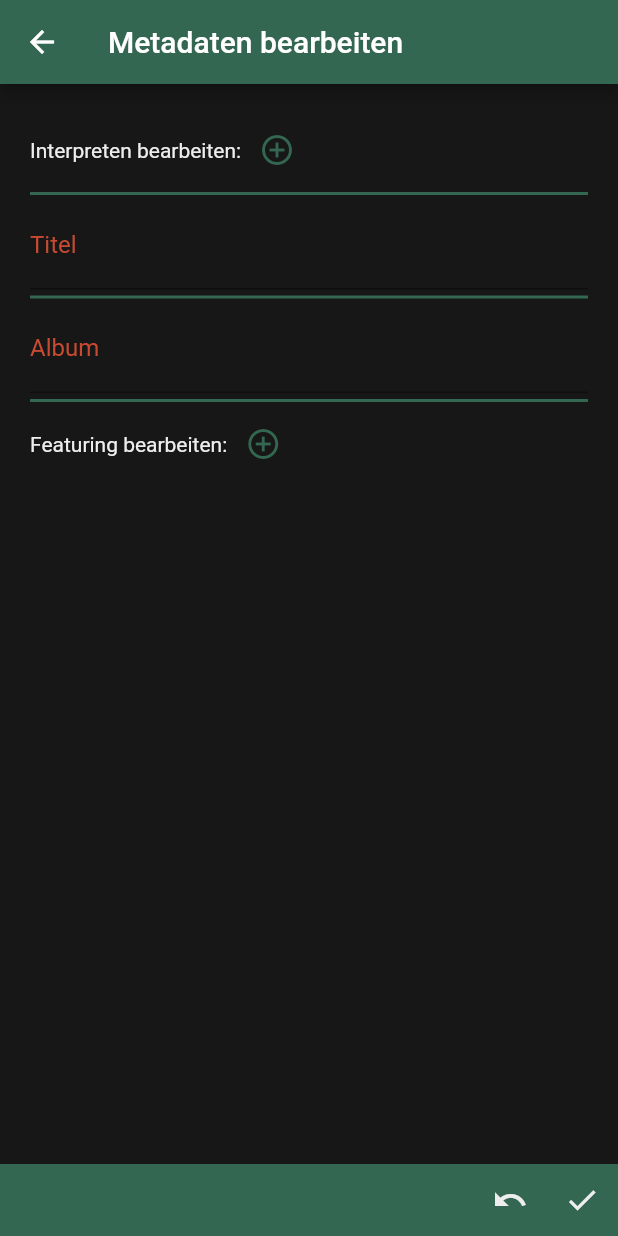
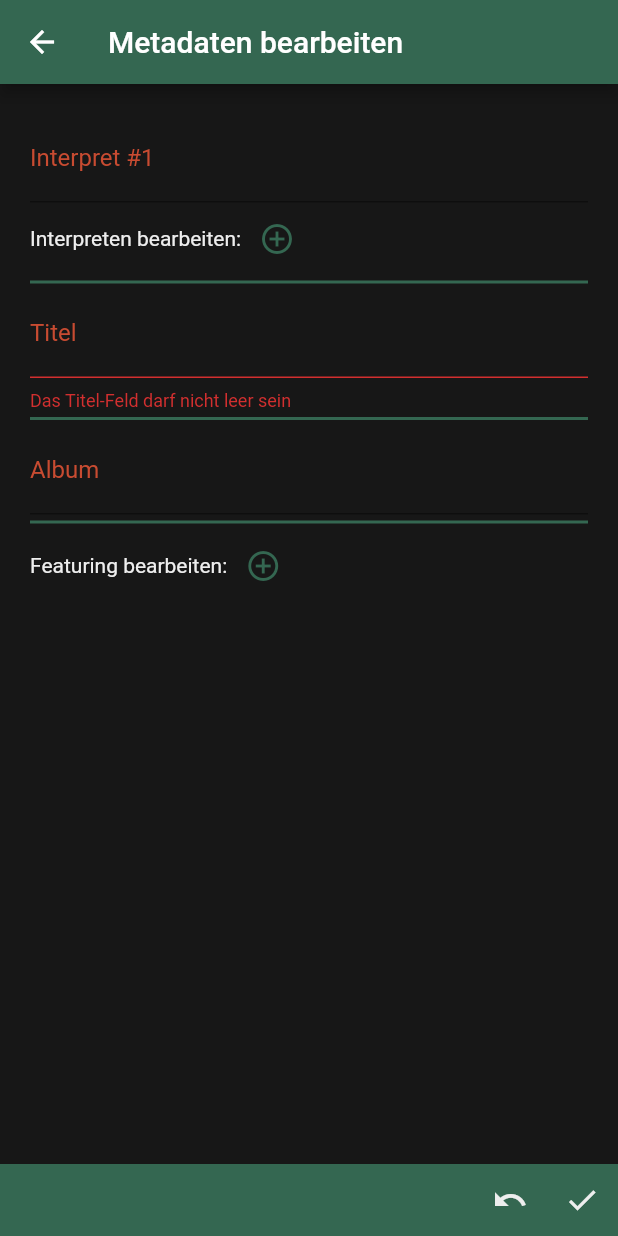
Before and after one commit to xXNicksdaXx/selfradio_v1, a Flutter app: the EditScreen screen opened directly with empty values, on a phone screen of 412 x 824 dp. Run offline on Flutter 3.47's test engine with Material 2 defaults, Android fonts, the phone set to English and light mode, and no system bars; drawn by our look-alikes of flutter_form_builder; our stand-ins replace audio_service, audio_video_progress_bar, cloud_firestore, file_picker, firebase_core, firebase_storage and 3 more; missing offline and left inert: id3; accounts and stored records are empty; network calls fail.

Commit message:
Hot fix + removed not working dependencies + new form fields

```diff
--- a/lib/screens/upload_song/edit_song_screen.dart
+++ b/lib/screens/upload_song/edit_song_screen.dart
@@ -1,6 +1,4 @@
 import 'package:flutter/material.dart';
-import 'package:flutter_form_builder/flutter_form_builder.dart';
-import 'package:form_builder_validators/form_builder_validators.dart';
 
 import '../../constants.dart';
 import '../../entities/dto/song_dto.dart';
@@ -17,64 +15,25 @@ class EditScreen extends StatefulWidget {
 }
 
 class _EditScreenState extends State<EditScreen> {
-  final formKey = GlobalKey<FormBuilderState>();
-  List<Widget> artistFieldList = <Widget>[];
-  List<Widget> featFieldList = <Widget>[];
+  final _formKey = GlobalKey<FormState>();
 
-  int artists = 0;
-  int feat = 0;
+  String title = "";
+  String album = "";
+  List<String> artistFieldList = <String>[];
+  List<String> featFieldList = <String>[];
 
   @override
   void initState() {
     super.initState();
-    for (int i = 0; i < widget.song.artists.length; i++) {
-      _createArtistForm(i);
+    title = widget.song.title;
+    album = widget.song.album;
+    artistFieldList.addAll(widget.song.artists);
+    if (artistFieldList.isEmpty) {
+      artistFieldList.add("");
     }
     if (widget.song.feat != null) {
-      for (int i = 0; i < widget.song.feat!.length; i++) {
-        _createFeatForm(i);
+      featFieldList.addAll(widget.song.feat!);
     }
-    }
-  }
-
-  void _createArtistForm(int i) {
-    artists++;
-    final String initialValue;
-    i >= 0 ? initialValue = widget.song.artists[i] : initialValue = '';
-    final form = FormBuilderTextField(
-      name: 'artist$artists',
-      autovalidateMode: AutovalidateMode.always,
-      controller: TextEditingController(text: initialValue),
-      decoration: InputDecoration(
-        labelText: 'Interpret #$artists',
-        labelStyle: const TextStyle(color: kSecondaryColor),
-      ),
-      validator: FormBuilderValidators.required(
-          errorText: 'Das Interpret-Feld darf nicht leer sein!'),
-    );
-    setState(() {
-      artistFieldList.add(form);
-    });
-  }
-
-  void _createFeatForm(int i) {
-    feat++;
-    final String initialValue;
-    i >= 0 ? initialValue = widget.song.feat![i] : initialValue = '';
-    final form = FormBuilderTextField(
-      name: 'feat$feat',
-      autovalidateMode: AutovalidateMode.always,
-      controller: TextEditingController(text: initialValue),
-      decoration: InputDecoration(
-        labelText: 'Featuring #$feat',
-        labelStyle: const TextStyle(color: kSecondaryColor),
-      ),
-      validator: FormBuilderValidators.required(
-          errorText: 'Das Feat-Feld darf nicht leer sein!'),
-    );
-    setState(() {
-      featFieldList.add(form);
-    });
   }
 
   @override
@@ -93,72 +52,130 @@ class _EditScreenState extends State<EditScreen> {
     return SingleChildScrollView(
       child: Padding(
         padding: const EdgeInsets.all(kDefaultPadding),
-        child: FormBuilder(
-          key: formKey,
-          autovalidateMode: AutovalidateMode.disabled,
+        child: Form(
+          key: _formKey,
           child: Column(
+            crossAxisAlignment: CrossAxisAlignment.start,
+            children: [
+              Column(
+                crossAxisAlignment: CrossAxisAlignment.start,
                 children: [
                   ListView.builder(
                     shrinkWrap: true,
-                  itemCount: artists,
-                  itemBuilder: (context, index) {
-                    return artistFieldList[index];
-                  }),
+                    physics: const NeverScrollableScrollPhysics(),
+                    itemCount: artistFieldList.length,
+                    itemBuilder: (BuildContext context, int index) {
+                      return TextFormField(
+                        initialValue: artistFieldList[index],
+                        decoration: InputDecoration(
+                          labelText: 'Interpret #${index + 1}',
+                          labelStyle: const TextStyle(color: kSecondaryColor),
+                        ),
+                        validator: (value) {
+                          if (value == null || value.isEmpty) {
+                            return 'Das Interpret-Feld darf nicht leer sein';
+                          }
+                          return null;
+                        },
+                        onSaved: (value) {
+                          setState(() {
+                            artistFieldList[index] = value!;
+                          });
+                        },
+                      );
+                    },
+                  ),
+                ],
+              ),
               buildAddAndRemoveIcon(FieldClass.artistField),
               buildDivider(),
-              FormBuilderTextField(
-                name: 'title',
+              TextFormField(
+                initialValue: title,
                 autovalidateMode: AutovalidateMode.always,
-                controller: TextEditingController(text: widget.song.title),
                 decoration: const InputDecoration(
                   labelText: 'Titel',
                   labelStyle: TextStyle(color: kSecondaryColor),
                 ),
-                validator: FormBuilderValidators.required(
-                    errorText: 'Das Titel-Feld darf nicht leer sein!'),
+                validator: (value) {
+                  if (value == null || value.isEmpty) {
+                    return 'Das Titel-Feld darf nicht leer sein';
+                  }
+                  return null;
+                },
+                onSaved: (value) {
+                  setState(() {
+                    title = value!;
+                  });
+                },
               ),
               buildDivider(),
-              FormBuilderTextField(
-                name: 'album',
-                autovalidateMode: AutovalidateMode.always,
-                controller: TextEditingController(text: widget.song.album),
+              TextFormField(
+                initialValue: album,
                 decoration: const InputDecoration(
                   labelText: 'Album',
                   labelStyle: TextStyle(color: kSecondaryColor),
                 ),
+                onSaved: (value) {
+                  setState(() {
+                    album = value!;
+                  });
+                },
               ),
               buildDivider(),
+              Column(
+                crossAxisAlignment: CrossAxisAlignment.start,
+                children: [
                   ListView.builder(
                     shrinkWrap: true,
-                  itemCount: feat,
-                  itemBuilder: (context, index) {
-                    return featFieldList[index];
-                  }),
+                    physics: const NeverScrollableScrollPhysics(),
+                    itemCount: featFieldList.length,
+                    itemBuilder: (BuildContext context, int index) {
+                      return TextFormField(
+                        initialValue: featFieldList[index],
+                        decoration: InputDecoration(
+                          labelText: 'Feat #${index + 1}',
+                          labelStyle: const TextStyle(color: kSecondaryColor),
+                        ),
+                        validator: (value) {
+                          if (value == null || value.isEmpty) {
+                            return 'Das Featuring-Feld darf nicht leer sein';
+                          }
+                          return null;
+                        },
+                        onSaved: (value) {
+                          setState(() {
+                            featFieldList[index] = value!;
+                          });
+                        },
+                      );
+                    },
+                  ),
+                ],
+              ),
               buildAddAndRemoveIcon(FieldClass.featField),
             ],
           ),
-          onChanged: () {
-            formKey.currentState!.save();
-          },
         ),
       ),
     );
   }
 
   Widget buildAddAndRemoveIcon(FieldClass fieldClass) {
-    List<Widget> icons = [];
+    List<Widget> widgets = [];
     if (fieldClass == FieldClass.artistField) {
-      icons.add(const Text('Interpreten bearbeiten:'));
-      icons.add(IconButton(
+      widgets.add(const Text('Interpreten bearbeiten:'));
+      widgets.add(IconButton(
           icon: const Icon(
             Icons.add_circle_outline,
             color: kPrimaryColor,
           ),
           onPressed: () {
-            _createArtistForm(-1);
+            setState(() {
+              artistFieldList.add("");
+            });
           }));
-      if (artists > 1) {
-        icons.add(
+      if (artistFieldList.length > 1) {
+        widgets.add(
           IconButton(
             icon: const Icon(
               Icons.remove_circle_outline,
@@ -167,24 +184,25 @@ class _EditScreenState extends State<EditScreen> {
             onPressed: () {
               setState(() {
                 artistFieldList.removeLast();
-                artists--;
               });
             },
           ),
         );
       }
     } else {
-      icons.add(const Text('Featuring bearbeiten:'));
-      icons.add(IconButton(
+      widgets.add(const Text('Featuring bearbeiten:'));
+      widgets.add(IconButton(
           icon: const Icon(
             Icons.add_circle_outline,
             color: kPrimaryColor,
           ),
           onPressed: () {
-            _createFeatForm(-1);
+            setState(() {
+              featFieldList.add("");
+            });
           }));
-      if (feat > 1) {
-        icons.add(
+      if (featFieldList.isNotEmpty) {
+        widgets.add(
           IconButton(
             icon: const Icon(
               Icons.remove_circle_outline,
@@ -193,7 +211,6 @@ class _EditScreenState extends State<EditScreen> {
             onPressed: () {
               setState(() {
                 featFieldList.removeLast();
-                feat--;
               });
             },
           ),
@@ -202,7 +219,7 @@ class _EditScreenState extends State<EditScreen> {
     }
 
     return Row(
-      children: icons,
+      children: widgets,
     );
   }
 
@@ -220,7 +237,6 @@ class _EditScreenState extends State<EditScreen> {
               color: kTextColor,
             ),
             onPressed: () {
-              formKey.currentState?.reset();
               Navigator.of(context).pop();
             },
           ),
@@ -230,32 +246,17 @@ class _EditScreenState extends State<EditScreen> {
                 color: kTextColor,
               ),
               onPressed: () {
-              if (formKey.currentState?.saveAndValidate() ?? false) {
-                Map<String, dynamic>? values = formKey.currentState?.value;
-
-                final title = values!['title'];
-                final album = values['album'];
-
-                List<String> artistList = [];
-                for (int i = 1; i <= artists; i++) {
-                  artistList.add(values['artist$i']);
-                }
-
-                List<String>? featList = [];
-                for (int i = 1; i <= feat; i++) {
-                  featList.add(values['feat$i']);
-                }
-
+                if (_formKey.currentState!.validate()) {
+                  _formKey.currentState!.save();
                   final item = SongDTO(
-                  artists: artistList,
+                    artists: artistFieldList,
                     title: title,
                     album: album,
-                  feat: featList,
+                    feat: featFieldList,
                   );
                   Navigator.of(context).pop(item);
                 }
-            },
-          ),
+              }),
         ],
       ),
     );
```
Also changed, not shown: pubspec.yaml (+6 -8 lines), pubspec.lock, 3 other files. Lines whose indentation alone changed are shown as unchanged.
